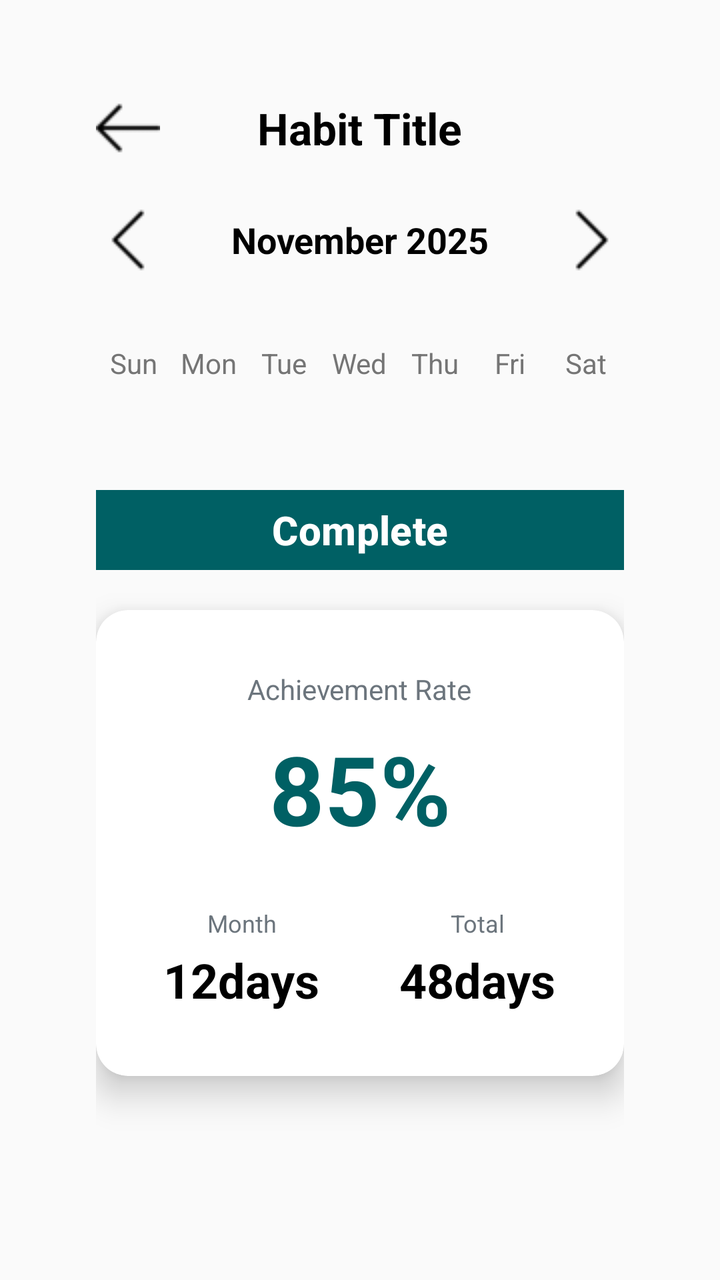
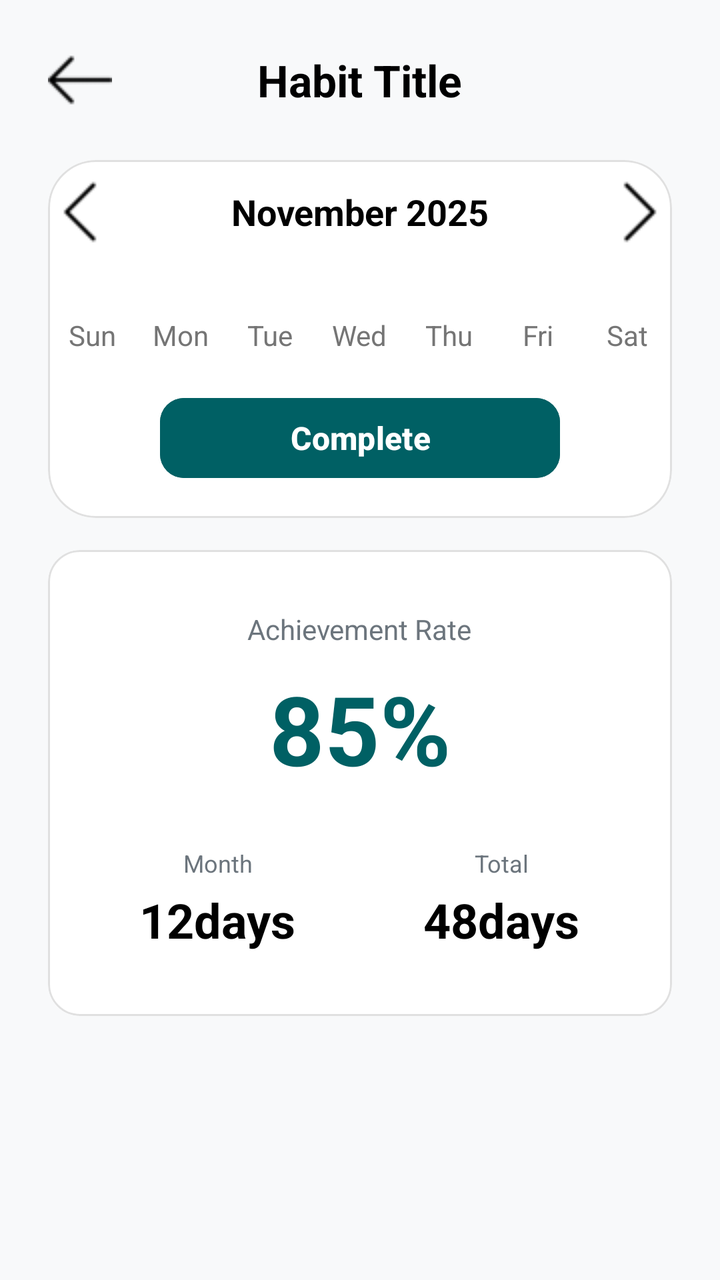

Before-and-after screenshots of an Android layout around one commit, followed by the original layout XML and the change that was made.
<!-- AndroidManifest.xml: application theme Theme.HabitMood -->
<!-- res/layout/activity_monthly_detail.xml -->
<?xml version="1.0" encoding="utf-8"?>
<ScrollView xmlns:android="http://schemas.android.com/apk/res/android"
    xmlns:app="http://schemas.android.com/apk/res-auto"
    xmlns:tools="http://schemas.android.com/tools"
    android:layout_width="match_parent"
    android:layout_height="match_parent"
    android:background="@color/light_light_gray"
    android:padding="24dp"
    android:fillViewport="true"
    tools:context=".MonthlyDetail">

    <LinearLayout
        android:id="@+id/main"
        android:layout_width="match_parent"
        android:layout_height="wrap_content"
        android:orientation="vertical"
        android:padding="24dp"
        tools:context=".MonthlyDetail">

        
        <RelativeLayout
            android:layout_width="match_parent"
            android:layout_height="wrap_content"
            android:layout_marginBottom="24dp">

            <ImageButton
                android:id="@+id/btnBack"
                android:layout_width="32dp"
                android:layout_height="32dp"
                android:src="@drawable/back"
                android:background="?attr/selectableItemBackgroundBorderless"
                android:contentDescription="Back"
                android:layout_alignParentStart="true"
                android:layout_centerVertical="true"
                app:tint="@color/black" />

            <TextView
                android:id="@+id/tvHabitTitle"
                android:layout_width="wrap_content"
                android:layout_height="wrap_content"
                android:text="Habit Title"
                android:textSize="22sp"
                android:textStyle="bold"
                android:textColor="@color/black"
                android:layout_centerInParent="true"/>
        </RelativeLayout>

        
        <LinearLayout
            android:layout_width="match_parent"
            android:layout_height="wrap_content"
            android:orientation="horizontal"
            android:gravity="center_vertical"
            android:layout_marginBottom="16dp">

            <ImageButton
                android:id="@+id/btnPrevMonth"
                android:layout_width="32dp"
                android:layout_height="32dp"
                android:src="@drawable/left"
                android:background="?attr/selectableItemBackgroundBorderless"
                android:contentDescription="Previous Month"/>

            <TextView
                android:id="@+id/tvMonthYear"
                android:layout_width="0dp"
                android:layout_height="wrap_content"
                android:layout_weight="1"
                android:text="November 2025"
                android:textSize="18sp"
                android:textStyle="bold"
                android:textColor="@color/black"
                android:gravity="center"/>

            <ImageButton
                android:id="@+id/btnNextMonth"
                android:layout_width="32dp"
                android:layout_height="32dp"
                android:src="@drawable/right"
                android:background="?attr/selectableItemBackgroundBorderless"
                android:contentDescription="Next Month"/>
        </LinearLayout>

        <include
            android:id="@+id/includedCalendar"
            layout="@layout/view_calendar"
            android:layout_width="match_parent"
            android:layout_height="wrap_content" />

        
        <Button
            android:id="@+id/btnComplete"
            android:layout_width="300dp"
            android:layout_height="wrap_content"
            android:layout_gravity="center"
            android:layout_marginBottom="16dp"
            android:backgroundTint="@color/green"
            android:stateListAnimator="@null"
            android:text="Complete"
            android:textColor="@color/white"
            android:textSize="20sp"
            android:textStyle="bold"
            app:cornerRadius="12dp" />

        
        <androidx.cardview.widget.CardView
            android:layout_width="match_parent"
            android:layout_height="wrap_content"
            android:layout_marginBottom="24dp"
            app:cardCornerRadius="16dp"
            app:cardElevation="10dp"
            android:backgroundTint="@color/white"
            app:cardBackgroundColor="#F8F9FA">

            <LinearLayout
                android:layout_width="match_parent"
                android:layout_height="wrap_content"
                android:orientation="vertical"
                android:padding="20dp">

                
                <LinearLayout
                    android:layout_width="match_parent"
                    android:layout_height="wrap_content"
                    android:orientation="vertical"
                    android:gravity="center"
                    android:padding="10dp"
                    android:layout_marginBottom="5dp">

                    <TextView
                        android:layout_width="wrap_content"
                        android:layout_height="wrap_content"
                        android:text="Achievement Rate"
                        android:textSize="14sp"
                        android:textColor="#6C757D"
                        android:layout_marginBottom="8dp"/>

                    <TextView
                        android:id="@+id/tvMonthPercentage"
                        android:layout_width="wrap_content"
                        android:layout_height="wrap_content"
                        android:text="85%"
                        android:textSize="48sp"
                        android:textStyle="bold"
                        android:textColor="@color/green"/>
                </LinearLayout>

                
                <LinearLayout
                    android:layout_width="match_parent"
                    android:layout_height="wrap_content"
                    android:orientation="horizontal"
                    android:weightSum="2">

                    
                    <LinearLayout
                        android:layout_width="0dp"
                        android:layout_height="wrap_content"
                        android:layout_weight="1"
                        android:orientation="vertical"
                        android:gravity="center"
                        android:padding="12dp"
                        android:layout_marginEnd="6dp">

                        <TextView
                            android:layout_width="wrap_content"
                            android:layout_height="wrap_content"
                            android:text="Month"
                            android:textSize="12sp"
                            android:textColor="#6C757D"
                            android:layout_marginBottom="4dp"/>

                        <TextView
                            android:id="@+id/tvMonthCount"
                            android:layout_width="wrap_content"
                            android:layout_height="wrap_content"
                            android:text="12days"
                            android:textSize="24sp"
                            android:textStyle="bold"
                            android:textColor="@color/black"/>
                    </LinearLayout>

                    
                    <LinearLayout
                        android:layout_width="0dp"
                        android:layout_height="wrap_content"
                        android:layout_weight="1"
                        android:orientation="vertical"
                        android:gravity="center"
                        android:padding="12dp"
                        android:layout_marginStart="6dp">

                        <TextView
                            android:layout_width="wrap_content"
                            android:layout_height="wrap_content"
                            android:text="Total"
                            android:textSize="12sp"
                            android:textColor="#6C757D"
                            android:layout_marginBottom="4dp"/>

                        <TextView
                            android:id="@+id/tvTotalCount"
                            android:layout_width="wrap_content"
                            android:layout_height="wrap_content"
                            android:text="48days"
                            android:textSize="24sp"
                            android:textStyle="bold"
                            android:textColor="@color/black"/>
                    </LinearLayout>
                </LinearLayout>
            </LinearLayout>
        </androidx.cardview.widget.CardView>

    </LinearLayout>

</ScrollView>
<!-- res/layout/view_calendar.xml (included above) -->
<?xml version="1.0" encoding="utf-8"?>
<LinearLayout xmlns:android="http://schemas.android.com/apk/res/android"
    android:layout_width="match_parent"
    android:layout_height="match_parent"
    android:orientation="vertical">

    
    <LinearLayout
        android:layout_width="match_parent"
        android:layout_height="wrap_content"
        android:orientation="horizontal"
        android:layout_marginTop="20dp"
        android:layout_marginBottom="8dp">

        <TextView
            android:layout_width="0dp"
            android:layout_height="wrap_content"
            android:layout_weight="1"
            android:text="Sun"
            android:textSize="14sp"
            android:textColor="#757575"
            android:gravity="center"/>

        <TextView
            android:layout_width="0dp"
            android:layout_height="wrap_content"
            android:layout_weight="1"
            android:text="Mon"
            android:textSize="14sp"
            android:textColor="#757575"
            android:gravity="center"/>

        <TextView
            android:layout_width="0dp"
            android:layout_height="wrap_content"
            android:layout_weight="1"
            android:text="Tue"
            android:textSize="14sp"
            android:textColor="#757575"
            android:gravity="center"/>

        <TextView
            android:layout_width="0dp"
            android:layout_height="wrap_content"
            android:layout_weight="1"
            android:text="Wed"
            android:textSize="14sp"
            android:textColor="#757575"
            android:gravity="center"/>

        <TextView
            android:layout_width="0dp"
            android:layout_height="wrap_content"
            android:layout_weight="1"
            android:text="Thu"
            android:textSize="14sp"
            android:textColor="#757575"
            android:gravity="center"/>

        <TextView
            android:layout_width="0dp"
            android:layout_height="wrap_content"
            android:layout_weight="1"
            android:text="Fri"
            android:textSize="14sp"
            android:textColor="#757575"
            android:gravity="center"/>

        <TextView
            android:layout_width="0dp"
            android:layout_height="wrap_content"
            android:layout_weight="1"
            android:text="Sat"
            android:textSize="14sp"
            android:textColor="#757575"
            android:gravity="center"/>
    </LinearLayout>

    
    <androidx.recyclerview.widget.RecyclerView
        android:id="@+id/calendarRecyclerView"
        android:layout_width="match_parent"
        android:layout_height="wrap_content"
        android:layout_marginTop="10dp"
        android:nestedScrollingEnabled="false"
        android:layout_marginBottom="32dp"/>

</LinearLayout>
<!-- resources referenced by this layout -->
<resources>
  <color name="black">#FF000000</color>
  <color name="green">#006064</color>
  <color name="light_light_gray">#FAFAFA</color>
  <color name="white">#FFFFFFFF</color>
  <!-- drawable back: png bitmap (drawable, 309 bytes) -->
  <!-- drawable left: png bitmap (drawable, 814 bytes) -->
  <!-- drawable right: png bitmap (drawable, 218 bytes) -->
  <style name="Theme.HabitMood" parent="Base.Theme.HabitMood" />
  <style name="Base.Theme.HabitMood" parent="Theme.Material3.Light.NoActionBar">
          <item name="colorPrimary">@color/green</item>
  
          <item name="colorPrimaryContainer">@color/green</item>
          <item name="colorOnPrimaryContainer">@color/white</item>
  
          <item name="colorSecondary">@color/green</item>
          <item name="colorOnSecondary">@color/white</item>
      </style>
</resources>

<!-- the commit's change to res/layout/activity_monthly_detail.xml (unified diff, before → after) -->
@@ -14,7 +14,6 @@
         android:layout_width="match_parent"
         android:layout_height="wrap_content"
         android:orientation="vertical"
-        android:padding="24dp"
         tools:context=".MonthlyDetail">
 
         
@@ -45,70 +44,92 @@
                 android:layout_centerInParent="true"/>
         </RelativeLayout>
 
+        <com.google.android.material.card.MaterialCardView
+            android:layout_width="match_parent"
+            android:layout_height="wrap_content"
+            app:cardCornerRadius="24dp"
+            app:cardElevation="0dp"
+            app:strokeColor="#E0E0E0"
+            app:strokeWidth="1dp"
+            android:backgroundTint="@color/white"
+            android:layout_marginBottom="16dp">
+
+            <LinearLayout
+                android:layout_width="match_parent"
+                android:layout_height="match_parent"
+                android:orientation="vertical"
+                android:gravity="center_vertical"
+                android:layout_marginBottom="16dp">
+
+                
+                <LinearLayout
+                    android:layout_width="match_parent"
+                    android:layout_height="wrap_content"
+                    android:orientation="horizontal"
+                    android:layout_marginTop="10dp"
+                    android:gravity="center_vertical"
+                    android:layout_marginBottom="16dp">
+
+                    <ImageButton
+                        android:id="@+id/btnPrevMonth"
+                        android:layout_width="32dp"
+                        android:layout_height="32dp"
+                        android:src="@drawable/left"
+                        android:background="?attr/selectableItemBackgroundBorderless"
+                        android:contentDescription="Previous Month"/>
+
+                    <TextView
+                        android:id="@+id/tvMonthYear"
+                        android:layout_width="0dp"
+                        android:layout_height="wrap_content"
+                        android:layout_weight="1"
+                        android:text="November 2025"
+                        android:textSize="18sp"
+                        android:textStyle="bold"
+                        android:textColor="@color/black"
+                        android:gravity="center"/>
+
+                    <ImageButton
+                        android:id="@+id/btnNextMonth"
+                        android:layout_width="32dp"
+                        android:layout_height="32dp"
+                        android:src="@drawable/right"
+                        android:background="?attr/selectableItemBackgroundBorderless"
+                        android:contentDescription="Next Month"/>
+                </LinearLayout>
+
+                <include
+                    android:id="@+id/includedCalendar"
+                    layout="@layout/view_calendar"
+                    android:layout_width="match_parent"
+                    android:layout_height="wrap_content" />
+
+                
+                <Button
+                    android:id="@+id/btnComplete"
+                    android:layout_width="200dp"
+                    android:layout_height="wrap_content"
+                    android:backgroundTint="@color/green"
+                    android:layout_gravity="center_horizontal"
+                    android:stateListAnimator="@null"
+                    android:text="Complete"
+                    android:textColor="@color/white"
+                    android:textSize="16sp"
+                    android:textStyle="bold"
+                    app:cornerRadius="12dp" />
+            </LinearLayout>
+
+        </com.google.android.material.card.MaterialCardView>
+
         
-        <LinearLayout
-            android:layout_width="match_parent"
-            android:layout_height="wrap_content"
-            android:orientation="horizontal"
-            android:gravity="center_vertical"
-            android:layout_marginBottom="16dp">
-
-            <ImageButton
-                android:id="@+id/btnPrevMonth"
-                android:layout_width="32dp"
-                android:layout_height="32dp"
-                android:src="@drawable/left"
-                android:background="?attr/selectableItemBackgroundBorderless"
-                android:contentDescription="Previous Month"/>
-
-            <TextView
-                android:id="@+id/tvMonthYear"
-                android:layout_width="0dp"
-                android:layout_height="wrap_content"
-                android:layout_weight="1"
-                android:text="November 2025"
-                android:textSize="18sp"
-                android:textStyle="bold"
-                android:textColor="@color/black"
-                android:gravity="center"/>
-
-            <ImageButton
-                android:id="@+id/btnNextMonth"
-                android:layout_width="32dp"
-                android:layout_height="32dp"
-                android:src="@drawable/right"
-                android:background="?attr/selectableItemBackgroundBorderless"
-                android:contentDescription="Next Month"/>
-        </LinearLayout>
-
-        <include
-            android:id="@+id/includedCalendar"
-            layout="@layout/view_calendar"
-            android:layout_width="match_parent"
-            android:layout_height="wrap_content" />
-
-        
-        <Button
-            android:id="@+id/btnComplete"
-            android:layout_width="300dp"
-            android:layout_height="wrap_content"
-            android:layout_gravity="center"
-            android:layout_marginBottom="16dp"
-            android:backgroundTint="@color/green"
-            android:stateListAnimator="@null"
-            android:text="Complete"
-            android:textColor="@color/white"
-            android:textSize="20sp"
-            android:textStyle="bold"
-            app:cornerRadius="12dp" />
-
-        
-        <androidx.cardview.widget.CardView
+        <com.google.android.material.card.MaterialCardView
             android:layout_width="match_parent"
             android:layout_height="wrap_content"
             android:layout_marginBottom="24dp"
             app:cardCornerRadius="16dp"
-            app:cardElevation="10dp"
+            app:cardElevation="0dp"
+            app:strokeColor="#E0E0E0"
+            app:strokeWidth="1dp"
             android:backgroundTint="@color/white"
             app:cardBackgroundColor="#F8F9FA">
 
@@ -209,7 +230,7 @@
                     </LinearLayout>
                 </LinearLayout>
             </LinearLayout>
-        </androidx.cardview.widget.CardView>
+        </com.google.android.material.card.MaterialCardView>
 
     </LinearLayout>
 
@@ -218,7 +239,7 @@
 <?xml version="1.0" encoding="utf-8"?>
 <LinearLayout xmlns:android="http://schemas.android.com/apk/res/android"
     android:layout_width="match_parent"
-    android:layout_height="match_parent"
+    android:layout_height="wrap_content"
     android:orientation="vertical">
 
     
@@ -299,7 +320,6 @@
         android:layout_width="match_parent"
         android:layout_height="wrap_content"
         android:layout_marginTop="10dp"
-        android:nestedScrollingEnabled="false"
-        android:layout_marginBottom="32dp"/>
+        android:nestedScrollingEnabled="false"/>
 
 </LinearLayout>
<!-- resource entries referenced after the edit -->
@@ -2,7 +2,7 @@
 <resources>
   <color name="black">#FF000000</color>
   <color name="green">#006064</color>
-  <color name="light_light_gray">#FAFAFA</color>
+  <color name="light_light_gray">#F8F9FA</color>
   <color name="white">#FFFFFFFF</color>
   <!-- drawable back: png bitmap (drawable, 309 bytes) -->
   <!-- drawable left: png bitmap (drawable, 814 bytes) -->
